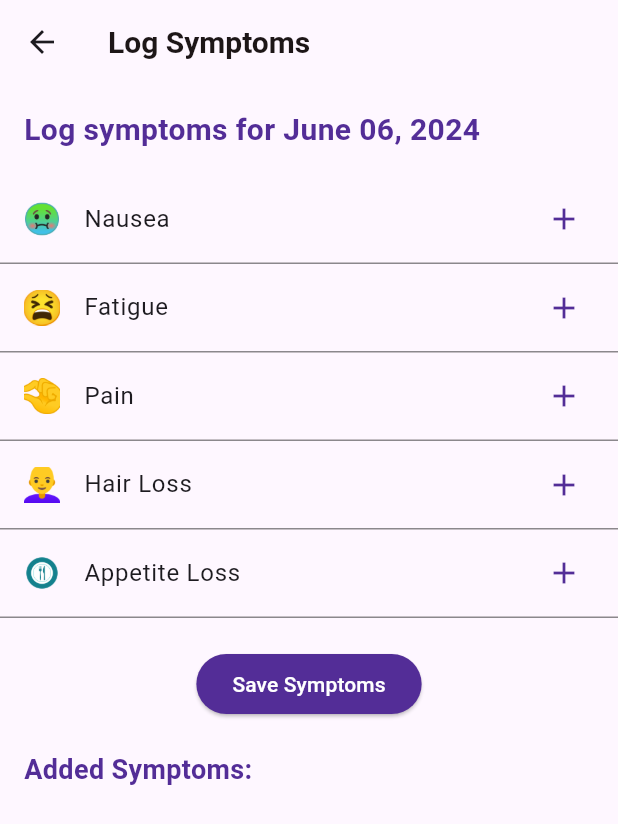
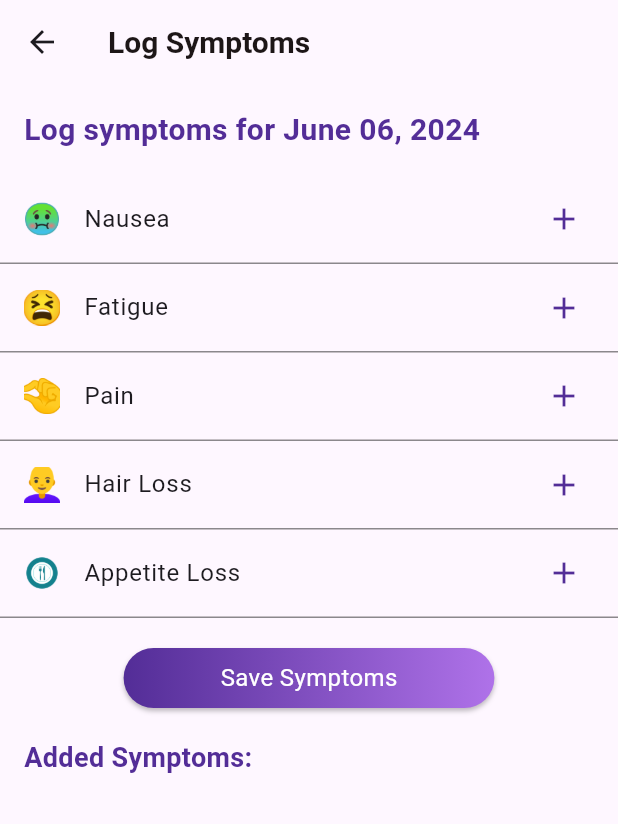
Before and after one commit to shindujaah/Carevive, a Flutter app: the LogSymptomsScreen screen opened directly with empty values, on a phone screen of 412 x 824 dp. Shown: the top 824 px of the screen. Run offline on Flutter 3.47's test engine with Material 3 defaults, Android fonts, the phone set to English and light mode, and no system bars; our stand-ins replace cloud_firestore, datetime_picker_formfield_new, file_picker, firebase_auth, firebase_core, firebase_storage and 8 more; accounts and stored records are empty; Roboto replaces fonts that are missing (Poppins).

Commit message:
Updating Symptom Page
Updating Symptom Page

```diff
--- a/lib/screens/home/date_specific_symptoms.dart
+++ b/lib/screens/home/date_specific_symptoms.dart
@@ -108,13 +108,13 @@ class _DateSpecificSymptomsState extends State<DateSpecificSymptoms> {
                                   fontWeight: FontWeight.w500,
                                 ),
                               ),
-                              if (symptom['severity'] == "None")
+                              if (symptom['severity'] == "Severe")
                                 Icon(Icons.sentiment_very_dissatisfied,
                                     color: Colors.red),
-                              if (symptom['severity'] == "Mild")
+                              if (symptom['severity'] == "Moderate")
                                 Icon(Icons.sentiment_dissatisfied,
                                     color: Colors.orange),
-                              if (symptom['severity'] == "Moderate")
+                              if (symptom['severity'] == "Mild")
                                 Icon(Icons.sentiment_neutral,
                                     color: Colors.blue),
                               if (symptom['severity'] == "Good")
--- a/lib/screens/home/severity_widget.dart
+++ b/lib/screens/home/severity_widget.dart
@@ -12,10 +12,10 @@ class SeverityWidget extends StatelessWidget {
       mainAxisAlignment: MainAxisAlignment.spaceEvenly,
       children: [
         _buildSeverityOption(
-            'None', Icons.sentiment_very_dissatisfied, Colors.red),
+            'Severe', Icons.sentiment_very_dissatisfied, Colors.red),
         _buildSeverityOption(
-            'Mild', Icons.sentiment_dissatisfied, Colors.orange),
-        _buildSeverityOption('Moderate', Icons.sentiment_neutral, Colors.blue),
+            'Moderate', Icons.sentiment_dissatisfied, Colors.orange),
+        _buildSeverityOption('Mild', Icons.sentiment_neutral, Colors.blue),
         _buildSeverityOption('Good', Icons.sentiment_satisfied, Colors.green),
       ],
     );
--- a/lib/screens/home/symptom_history.dart
+++ b/lib/screens/home/symptom_history.dart
@@ -112,13 +112,13 @@ class SymptomHistory extends StatelessWidget {
                                       fontWeight: FontWeight.w500,
                                     ),
                                   ),
-                                  if (symptom['severity'] == "None")
+                                  if (symptom['severity'] == "Severe")
                                     Icon(Icons.sentiment_very_dissatisfied,
                                         color: Colors.red),
-                                  if (symptom['severity'] == "Mild")
+                                  if (symptom['severity'] == "Moderate")
                                     Icon(Icons.sentiment_dissatisfied,
                                         color: Colors.orange),
-                                  if (symptom['severity'] == "Moderate")
+                                  if (symptom['severity'] == "Mild")
                                     Icon(Icons.sentiment_neutral,
                                         color: Colors.blue),
                                   if (symptom['severity'] == "Good")
--- a/lib/screens/home/symptom_input_screen.dart
+++ b/lib/screens/home/symptom_input_screen.dart
@@ -222,12 +222,35 @@ class _LogSymptomsScreenState extends State<LogSymptomsScreen> {
               }).toList(),
               SizedBox(height: 20),
               Center(
-                child: ElevatedButton(
-                  onPressed: _saveSymptoms,
-                  child: Text('Save Symptoms'),
-                  style: ElevatedButton.styleFrom(
-                    foregroundColor: Colors.white,
-                    backgroundColor: AppColors.primaryColor1,
+                child: InkWell(
+                  onTap: _saveSymptoms,
+                  child: Container(
+                    height: 40,
+                    width: MediaQuery.of(context).size.width * 0.6,
+                    decoration: BoxDecoration(
+                      gradient: LinearGradient(
+                          colors: AppColors.primaryG,
+                          begin: Alignment.centerLeft,
+                          end: Alignment.centerRight),
+                      borderRadius: BorderRadius.circular(25),
+                      boxShadow: const [
+                        BoxShadow(
+                            color: Colors.black26,
+                            blurRadius: 2,
+                            offset: Offset(0, 2))
+                      ],
+                    ),
+                    child: Center(
+                      child: Text(
+                        "Save Symptoms",
+                        style: TextStyle(
+                          fontSize: 16,
+                          color: AppColors.whiteColor,
+                          fontFamily: "Poppins",
+                          fontWeight: FontWeight.w400,
+                        ),
+                      ),
+                    ),
                   ),
                 ),
               ),
```
Also changed, not shown: lib/screens/home/home_screen.dart (+90 -90 lines), assets/icons/blood_icon.png, assets/icons/weight_icon.png.
